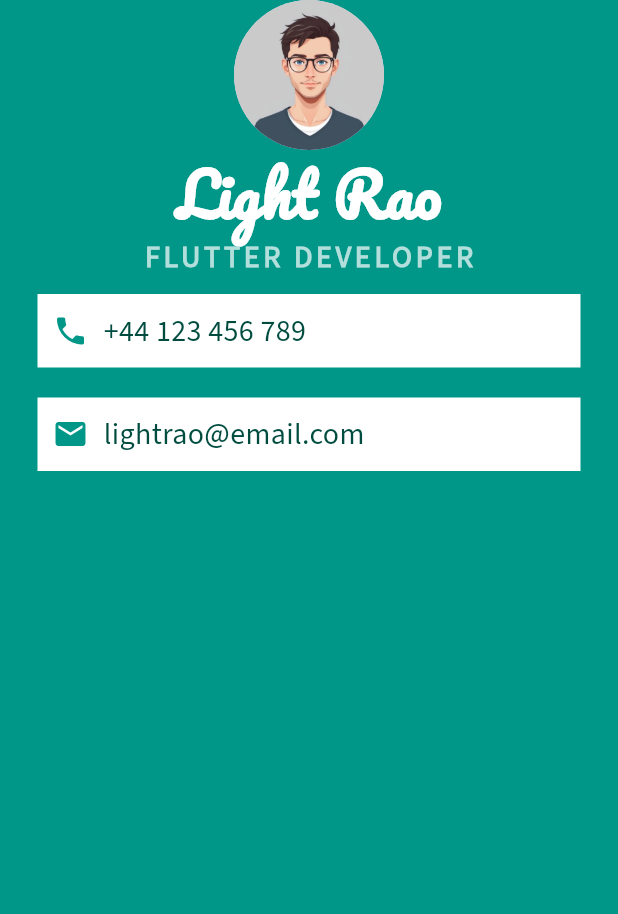
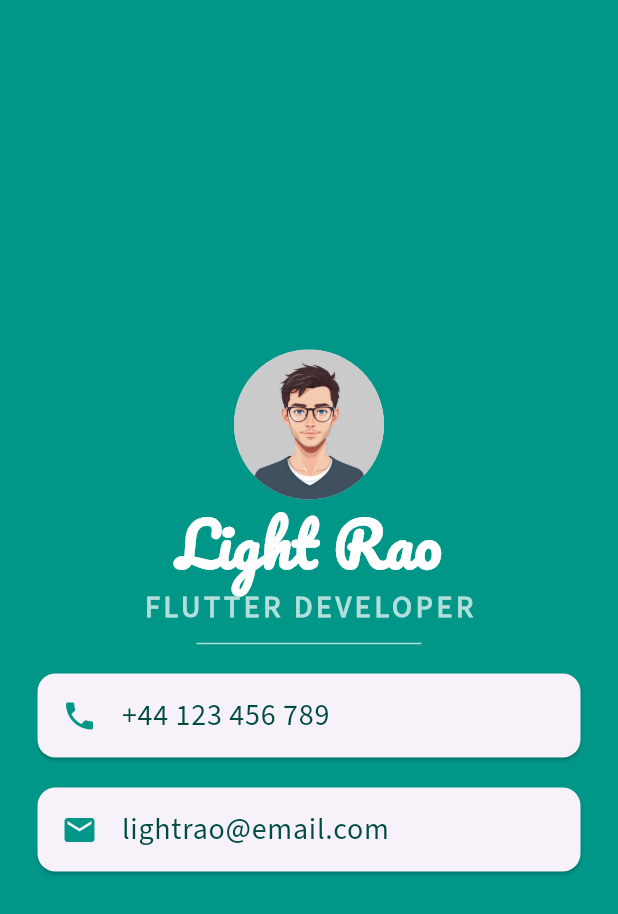
Before and after one commit to lightrao/mi_card_flutter_24, a Flutter app: the screen it shows after launch, on a phone screen of 412 x 824 dp. Shown: the top 914 px of the screen. Run offline on Flutter 3.47's test engine with Material 3 defaults, Android fonts, the phone set to English and light mode, and no system bars.

Commit message:
Flutter Card & ListTile Widgets

```diff
--- a/lib/main.dart
+++ b/lib/main.dart
@@ -16,12 +16,13 @@ class MyApp extends StatelessWidget {
         backgroundColor: Colors.teal,
         body: SafeArea(
           child: Column(
+            mainAxisAlignment: MainAxisAlignment.center,
             children: <Widget>[
-              CircleAvatar(
+              const CircleAvatar(
                 radius: 50.0,
                 backgroundImage: AssetImage('images/light.jpg'),
               ),
-              Text(
+              const Text(
                 'Light Rao',
                 style: TextStyle(
                   fontFamily: 'Pacifico',
@@ -40,58 +41,50 @@ class MyApp extends StatelessWidget {
                   fontWeight: FontWeight.bold,
                 ),
               ),
-              Container(
-                padding: EdgeInsets.all(10.0),
-                margin: EdgeInsets.symmetric(
+              SizedBox(
+                height: 20.0,
+                width: 150.0,
+                child: Divider(
+                  color: Colors.teal.shade100,
+                ),
+              ),
+              Card(
+                  margin: const EdgeInsets.symmetric(
                     vertical: 10,
                     horizontal: 25.0,
                   ),
-                color: Colors.white,
-                child: Row(
-                  children: [
-                    Icon(
+                  child: ListTile(
+                    leading: const Icon(
                       Icons.phone,
                       color: Colors.teal,
                     ),
-                    SizedBox(
-                      width: 10,
-                    ),
-                    Text(
+                    title: Text(
                       '+44 123 456 789',
                       style: TextStyle(
                         color: Colors.teal.shade900,
                         fontFamily: 'SourceSans3',
                         fontSize: 20.0,
                       ),
-                    )
-                  ],
                     ),
-              ),
-              Container(
-                color: Colors.white,
-                padding: EdgeInsets.all(10.0),
-                margin: EdgeInsets.symmetric(
+                  )),
+              Card(
+                margin: const EdgeInsets.symmetric(
                   vertical: 10,
                   horizontal: 25,
                 ),
-                child: Row(
-                  children: [
-                    Icon(
+                child: ListTile(
+                  leading: const Icon(
                     Icons.email,
                     color: Colors.teal,
                   ),
-                    SizedBox(
-                      width: 10,
-                    ),
-                    Text(
+                  title: Text(
                     'lightrao@email.com',
                     style: TextStyle(
                       fontSize: 20,
                       color: Colors.teal.shade900,
                       fontFamily: 'SourceSans3',
                     ),
-                    )
-                  ],
+                  ),
                 ),
               ),
             ],
```
Lines whose indentation alone changed are shown as unchanged.
